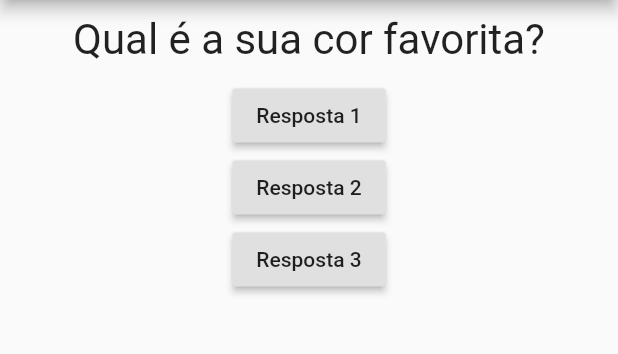
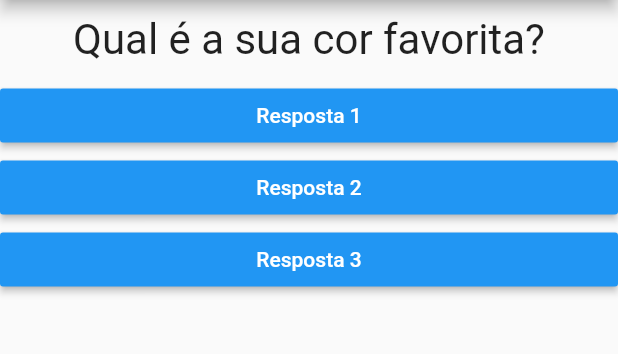
Before and after one commit to eduardobueno/curso_flutter, a Flutter app: the screen it shows after launch, on a phone screen of 412 x 824 dp, the part 84-438 px from its top. Run offline on Flutter 3.47's test engine with Material 2 defaults, Android fonts, the phone set to English and light mode, and no system bars.

Commit message:
Refactoring para criar um widget de resposta

```diff
--- a/projeto_perguntas/lib/main.dart
+++ b/projeto_perguntas/lib/main.dart
@@ -1,5 +1,6 @@
 import 'package:flutter/material.dart';
 import 'package:projeto_perguntas/src/questao.dart';
+import 'package:projeto_perguntas/src/resposta.dart';
 
 main() => runApp(PerguntasApp());
 
@@ -10,8 +11,6 @@ class _PerguntaAppState extends State<PerguntasApp> {
     setState(() {
       _perguntaSelecionada++;
     });
-
-    print(_perguntaSelecionada);
   }
 
   @override
@@ -29,18 +28,9 @@ class _PerguntaAppState extends State<PerguntasApp> {
         body: Column(
           children: <Widget>[
             Questao(perguntas[_perguntaSelecionada]),
-            RaisedButton(
-              child: Text('Resposta 1'),
-              onPressed: _responder,
-            ),
-            RaisedButton(
-              child: Text('Resposta 2'),
-              onPressed: _responder,
-            ),
-            RaisedButton(
-              child: Text('Resposta 3'),
-              onPressed: _responder,
-            ),
+            Resposta('Resposta 1', _responder),
+            Resposta('Resposta 2', _responder),
+            Resposta('Resposta 3', _responder),
           ],
         ),
       ),
--- /dev/null
+++ b/projeto_perguntas/lib/src/resposta.dart
@@ -0,0 +1,21 @@
+import 'package:flutter/material.dart';
+
+class Resposta extends StatelessWidget {
+  final String texto;
+  final void Function() quandoSelecionado;
+
+  Resposta(this.texto, this.quandoSelecionado);
+
+  @override
+  Widget build(BuildContext context) {
+    return Container(
+      width: double.infinity,
+      child: RaisedButton(
+        textColor: Colors.white,
+        color: Colors.blue,
+        child: Text(texto),
+        onPressed: quandoSelecionado,
+      ),
+    );
+  }
+}
```
